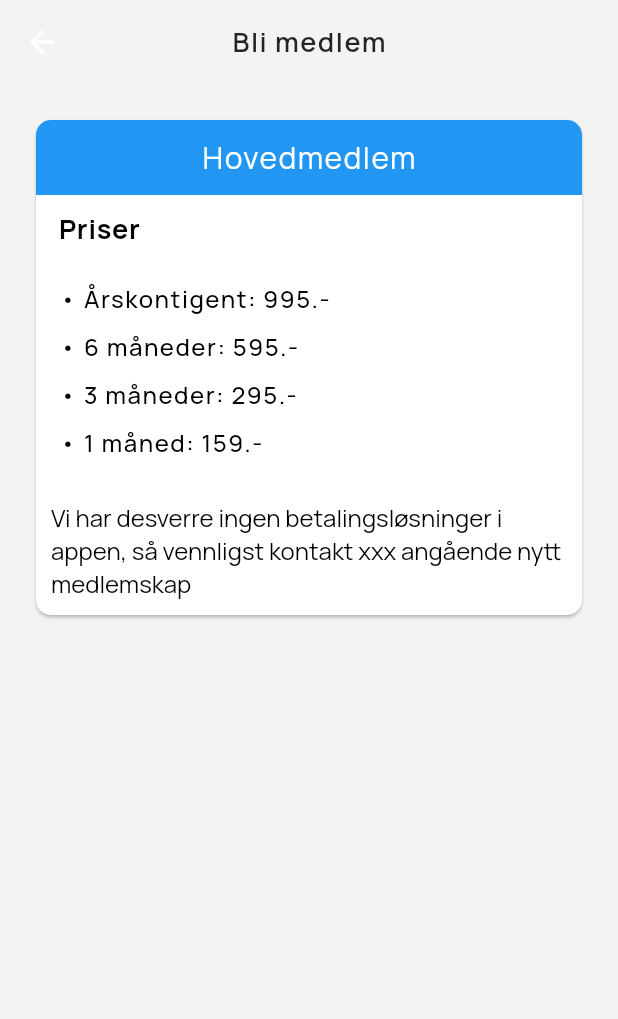
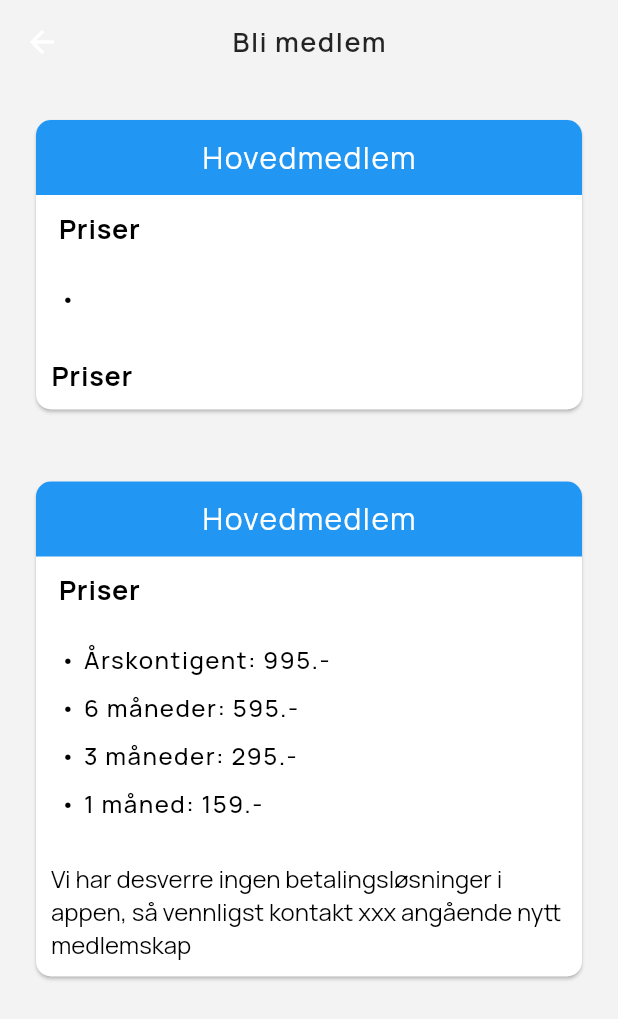
Before and after one commit to mathiasovreseth/stryn-esport, a Flutter app: the BecomeMemberPage screen opened directly, on a phone screen of 412 x 824 dp. Shown: the top 1019 px of the screen. Run offline on Flutter 3.47's test engine with Material 2 defaults, Android fonts, the phone set to English and light mode, and no system bars; our stand-ins replace bloc, cloud_firestore, equatable, firebase_auth, firebase_core, flutter_bloc and 4 more; missing offline and left inert: flow_builder; accounts and stored records are empty.

Commit message:
Added become_support_member widget. Extracted becomeSupportMember and becomeMainMemberr widget to separate classes.

```diff
--- a/lib/pages/becomeMemberPage/become_member_page.dart
+++ b/lib/pages/becomeMemberPage/become_member_page.dart
@@ -1,6 +1,7 @@
 import 'package:flutter/material.dart';
 import 'package:stryn_esport/widgets/appBars/custom_app_bar.dart';
-import 'package:stryn_esport/widgets/custom_bullet_list.dart';
+import 'package:stryn_esport/widgets/become_main_member.dart';
+import 'package:stryn_esport/widgets/become_support_member.dart';
 
 class BecomeMemberPage extends StatelessWidget {
   const BecomeMemberPage({super.key});
@@ -18,79 +19,12 @@ class BecomeMemberPage extends StatelessWidget {
         headerText: "Bli medlem",
       ),
       body: Column(
-        children: [
-          _buildBecomeMainMember(),
+        children: const [
+          BecomeSupportMemberWidget(),
+          BecomeMainMemberWidget(),
+          SizedBox(height: 8.0),
         ],
       ),
     );
   }
-
-  Widget _buildBecomeMainMember() {
-    return Padding(
-      padding: const EdgeInsets.all(20),
-      child: Card(
-        color: Colors.white,
-        shape: RoundedRectangleBorder(
-          borderRadius: BorderRadius.circular(10.0),
-        ),
-        child: Column(
-          crossAxisAlignment: CrossAxisAlignment.stretch,
-          children: [
-            Container(
-              height: 50,
-              alignment: Alignment.center,
-              decoration: const BoxDecoration(
-                borderRadius: BorderRadius.only(
-                  topLeft: Radius.circular(10.0),
-                  topRight: Radius.circular(10.0),
-                ),
-                color: Colors.blue,
-              ),
-              child: const Text(
-                "Hovedmedlem",
-                style: TextStyle(
-                  fontSize: 20.0,
-                  letterSpacing: 1,
-                ),
-              ),
-            ),
-            const Padding(
-              padding: EdgeInsets.only(
-                left: 15,
-                top: 10,
-              ),
-              child: Text(
-                "Priser",
-                style: TextStyle(
-                  fontSize: 18,
-                  color: Colors.black,
-                  fontWeight: FontWeight.bold,
-                  letterSpacing: 0.5,
-                ),
-              ),
-            ),
-            const BulletList(
-              strings: [
-                "Årskontigent: 995.-",
-                "6 måneder: 595.-",
-                "3 måneder: 295.-",
-                "1 måned: 159.-",
-              ],
-            ),
-            const Padding(
-              padding: EdgeInsets.all(10.0),
-              child: Text(
-                "Vi har desverre ingen betalingsløsninger i appen, "
-                "så vennligst kontakt xxx angående nytt medlemskap",
-                style: TextStyle(
-                  color: Colors.black,
-                  fontSize: 16,
-                ),
-              ),
-            ),
-          ],
-        ),
-      ),
-    );
-  }
 }
--- /dev/null
+++ b/lib/widgets/become_main_member.dart
@@ -0,0 +1,78 @@
+import 'package:flutter/material.dart';
+import 'package:stryn_esport/widgets/custom_bullet_list.dart';
+
+class BecomeMainMemberWidget extends StatelessWidget {
+  const BecomeMainMemberWidget({
+    Key? key,
+  }) : super(key: key);
+
+  @override
+  Widget build(BuildContext context) {
+    return Padding(
+      padding: const EdgeInsets.all(20),
+      child: Card(
+        color: Colors.white,
+        shape: RoundedRectangleBorder(
+          borderRadius: BorderRadius.circular(10.0),
+        ),
+        child: Column(
+          crossAxisAlignment: CrossAxisAlignment.stretch,
+          children: [
+            Container(
+              height: 50,
+              alignment: Alignment.center,
+              decoration: const BoxDecoration(
+                borderRadius: BorderRadius.only(
+                  topLeft: Radius.circular(10.0),
+                  topRight: Radius.circular(10.0),
+                ),
+                color: Colors.blue,
+              ),
+              child: const Text(
+                "Hovedmedlem",
+                style: TextStyle(
+                  fontSize: 20.0,
+                  letterSpacing: 1,
+                ),
+              ),
+            ),
+            const Padding(
+              padding: EdgeInsets.only(
+                left: 15,
+                top: 10,
+              ),
+              child: Text(
+                "Priser",
+                style: TextStyle(
+                  fontSize: 18,
+                  color: Colors.black,
+                  fontWeight: FontWeight.bold,
+                  letterSpacing: 0.5,
+                ),
+              ),
+            ),
+            const BulletList(
+              strings: [
+                "Årskontigent: 995.-",
+                "6 måneder: 595.-",
+                "3 måneder: 295.-",
+                "1 måned: 159.-",
+              ],
+            ),
+            const Padding(
+              padding: EdgeInsets.all(10.0),
+              child: Text(
+                "Vi har desverre ingen betalingsløsninger i appen, "
+                    "så vennligst kontakt xxx angående nytt medlemskap",
+                style: TextStyle(
+                  color: Colors.black,
+                  fontSize: 16,
+                ),
+              ),
+            ),
+          ],
+        ),
+      ),
+    );
+  }
+}
--- /dev/null
+++ b/lib/widgets/become_support_member.dart
@@ -0,0 +1,76 @@
+import 'package:flutter/material.dart';
+import 'package:stryn_esport/widgets/custom_bullet_list.dart';
+
+class BecomeSupportMemberWidget extends StatelessWidget {
+  const BecomeSupportMemberWidget({
+    Key? key,
+  }) : super(key: key);
+
+  @override
+  Widget build(BuildContext context) {
+    return Padding(
+      padding: const EdgeInsets.all(20),
+      child: Card(
+        color: Colors.white,
+        shape: RoundedRectangleBorder(
+          borderRadius: BorderRadius.circular(10.0),
+        ),
+        child: Column(
+          crossAxisAlignment: CrossAxisAlignment.stretch,
+          children: [
+            Container(
+              height: 50,
+              alignment: Alignment.center,
+              decoration: const BoxDecoration(
+                borderRadius: BorderRadius.only(
+                  topLeft: Radius.circular(10.0),
+                  topRight: Radius.circular(10.0),
+                ),
+                color: Colors.blue,
+              ),
+              child: const Text(
+                "Hovedmedlem",
+                style: TextStyle(
+                  fontSize: 20.0,
+                  letterSpacing: 1,
+                ),
+              ),
+            ),
+            const Padding(
+              padding: EdgeInsets.only(
+                left: 15,
+                top: 10,
+              ),
+              child: Text(
+                "Priser",
+                style: TextStyle(
+                  fontSize: 18,
+                  color: Colors.black,
+                  fontWeight: FontWeight.bold,
+                  letterSpacing: 0.5,
+                ),
+              ),
+            ),
+            const BulletList(
+              strings: [
+                "",
+              ],
+            ),
+            const Padding(
+              padding: EdgeInsets.all(10.0),
+              child: Text(
+                "Priser",
+                style: TextStyle(
+                  fontSize: 18,
+                  color: Colors.black,
+                  fontWeight: FontWeight.bold,
+                  letterSpacing: 0.5,
+                ),
+              ),
+            ),
+          ],
+        ),
+      ),
+    );
+  }
+}
```
